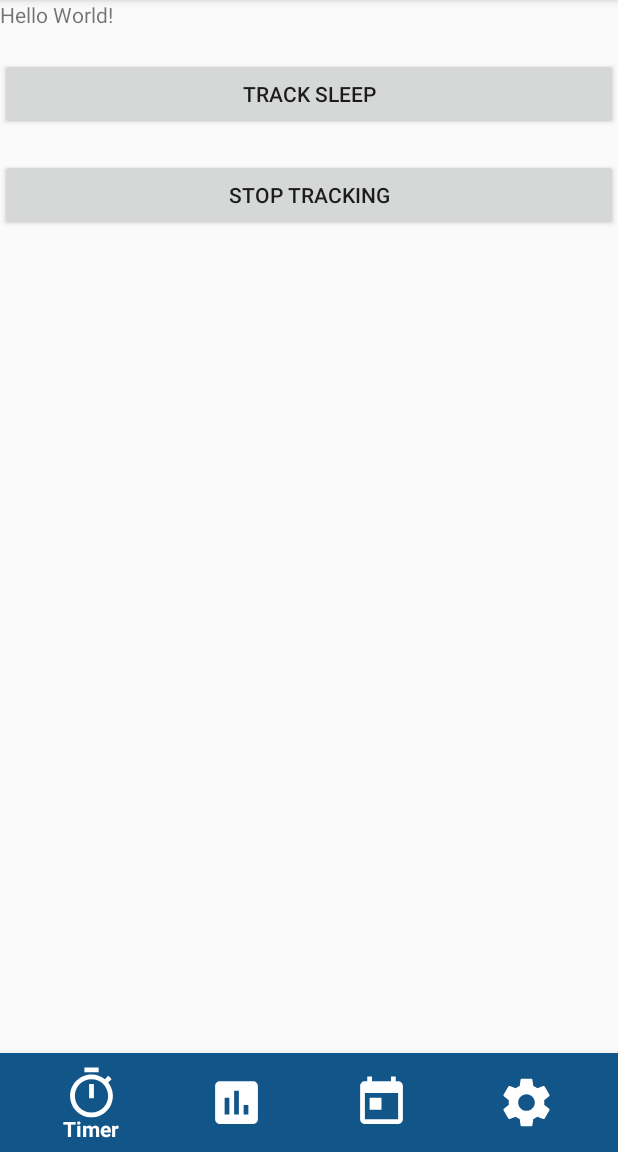
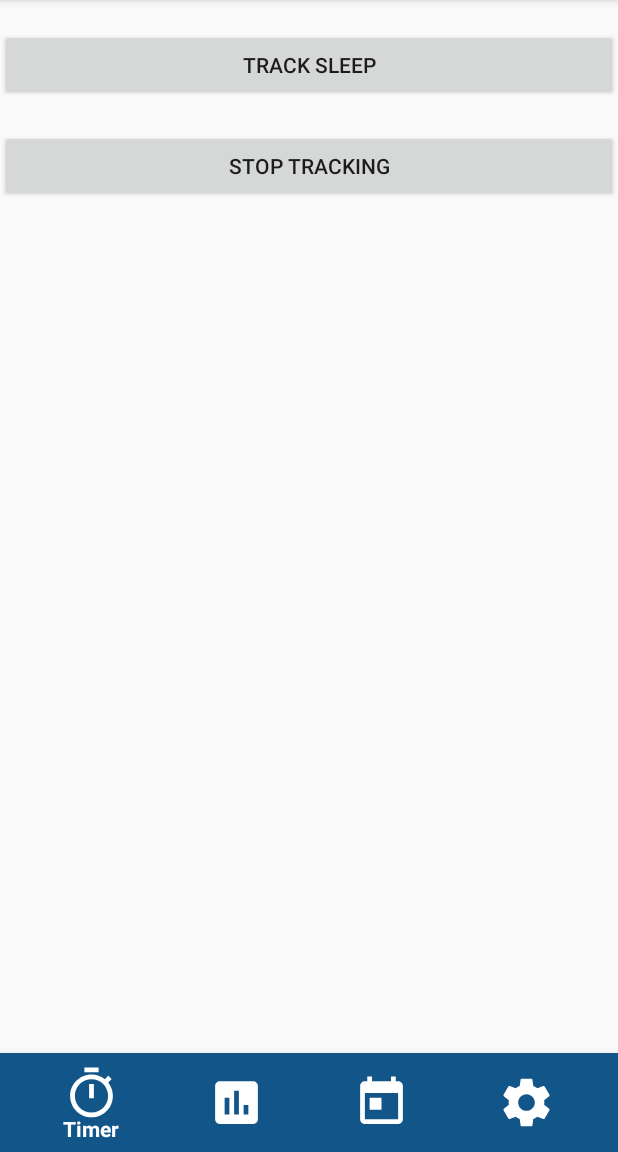
Before and after one commit to calebwagner115/GreenDashPH, an Android app: the SleepTrack screen opened directly, with no data from a screen before it, on a phone screen of 412 x 824 dp, the part 84-1236 px from its top. Run offline under Robolectric (Android 15) with nearby library versions, the phone set to English and light mode, and no system bars.

Commit message:
cleaned up sleep track

```diff
--- a/app/src/main/res/layout/activity_sleep_track.xml
+++ b/app/src/main/res/layout/activity_sleep_track.xml
@@ -11,12 +11,6 @@
     android:layout_height="match_parent"
     android:orientation="vertical"
     tools:context=".SleepTrack">
-
-    <TextView
-        android:layout_width="wrap_content"
-        android:layout_height="wrap_content"
-        android:id="@+id/moveText"
-        android:text="Hello World!"/>
 
     <TextView
         android:layout_width="wrap_content"
```
Also changed, not shown: app/src/main/java/com/greendashPH/SleepTrack.java (+4 -17 lines).
